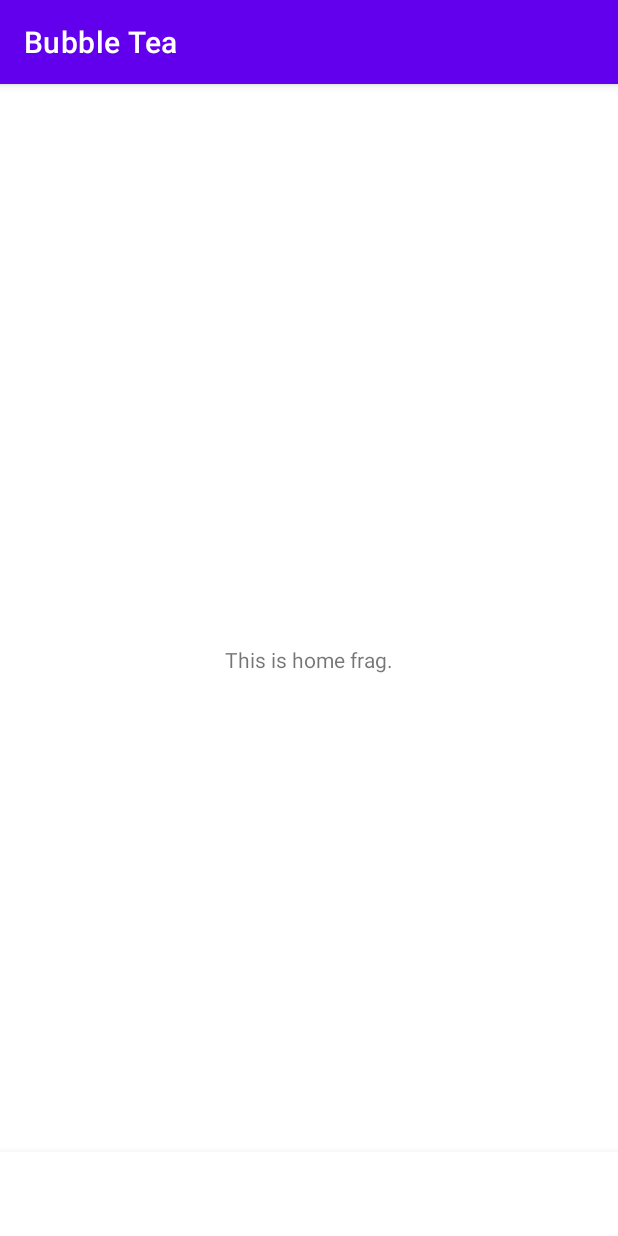
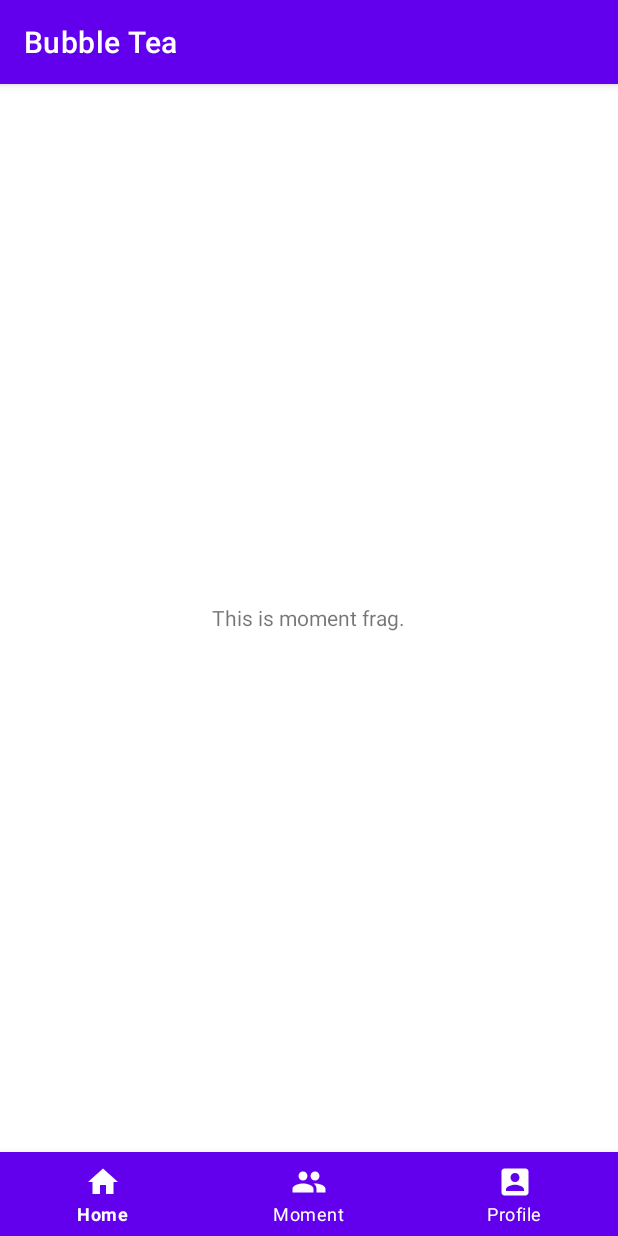
Before and after one commit to android-app-development-course/2021autumn-B3-bubble_tea, an Android app: the screen it shows after launch (MainActivity), item 2 of the bottom bar chosen, on a phone screen of 412 x 824 dp. Run offline under Robolectric (Android 15) with nearby library versions, the phone set to English and light mode, and no system bars.

Commit message:
Add navigation bar and change according fragment

```diff
--- a/app/src/main/java/com/my/bubbletea/MainActivity.java
+++ b/app/src/main/java/com/my/bubbletea/MainActivity.java
@@ -1,19 +1,26 @@
 package com.my.bubbletea;
 
+import androidx.annotation.NonNull;
 import androidx.appcompat.app.AppCompatActivity;
 import androidx.fragment.app.Fragment;
 import androidx.fragment.app.FragmentTransaction;
 
 import android.os.Bundle;
+import android.view.MenuItem;
 
+import com.google.android.material.bottomnavigation.BottomNavigationView;
+import com.google.android.material.navigation.NavigationBarView;
+import com.google.android.material.navigation.NavigationView;
 import com.my.bubbletea.fragments.HomeFragment;
 import com.my.bubbletea.fragments.MomentFragment;
 import com.my.bubbletea.fragments.ProfileFragment;
 
 public class MainActivity extends AppCompatActivity {
-    Fragment homeFragment;
-    Fragment profileFragment;
-    Fragment momentFragment;
+    private Fragment homeFragment;
+    private Fragment profileFragment;
+    private Fragment momentFragment;
+    private NavigationView navigationView;
+    private BottomNavigationView bottomNavigationView;
 
 
     @Override
@@ -21,13 +28,37 @@ public class MainActivity extends AppCompatActivity {
         super.onCreate(savedInstanceState);
         setContentView(R.layout.activity_main);
 
-        homeFragment= new HomeFragment();
-        profileFragment= new ProfileFragment();
-        momentFragment= new MomentFragment();
+        // three fragment match three page accordingly.
+        homeFragment = new HomeFragment();
+        profileFragment = new ProfileFragment();
+        momentFragment = new MomentFragment();
+
+        bottomNavigationView = (BottomNavigationView) findViewById(R.id.bottom_navigation);
+        bottomNavigationView.setOnItemSelectedListener(new NavigationBarView.OnItemSelectedListener() {
+            @Override
+            public boolean onNavigationItemSelected(@NonNull MenuItem item) {
+                switch (item.getItemId()) {
+                    case R.id.icon_home:
+                        changeCurrentFragment(homeFragment);
+                        break;
+                    case R.id.icon_moment:
+                        changeCurrentFragment(momentFragment);
+                        break;
+                    case R.id.icon_profile:
+                        changeCurrentFragment(profileFragment);
+                        break;
+                }
+                return false;
+            }
+        });
+
+        changeCurrentFragment(homeFragment);
+    }
 
 
+    private void changeCurrentFragment(Fragment targetFragment) {
         FragmentTransaction transaction = getSupportFragmentManager().beginTransaction();
-        transaction.replace(R.id.fl_wrapper,HomeFragment.class,null);
+        transaction.replace(R.id.fl_wrapper, targetFragment.getClass(), null);
         transaction.commit();
     }
 }
--- a/app/src/main/res/layout/activity_main.xml
+++ b/app/src/main/res/layout/activity_main.xml
@@ -9,14 +9,17 @@
     <FrameLayout
         android:id="@+id/fl_wrapper"
         android:layout_width="match_parent"
-        android:layout_height="match_parent" />
+        android:layout_height="match_parent"
+        android:layout_above="@id/bottom_navigation"
+        />
 
     <com.google.android.material.bottomnavigation.BottomNavigationView
+        android:id="@+id/bottom_navigation"
         android:layout_width="match_parent"
         android:layout_height="wrap_content"
         android:layout_alignParentBottom="true"
         android:background="?android:attr/windowBackground"
-        app:itemBackground="@color/white"
+        app:itemBackground="@color/design_default_color_primary"
         app:itemIconTint="#fff"
         app:itemTextColor="#fff"
         app:menu="@menu/navi_menu"
--- a/app/src/main/res/menu/navi_menu.xml
+++ b/app/src/main/res/menu/navi_menu.xml
@@ -13,7 +13,4 @@
         android:icon="@drawable/ic_baseline_profile"
         android:title="Profile" />
 
-
-
-
 </menu>
```
